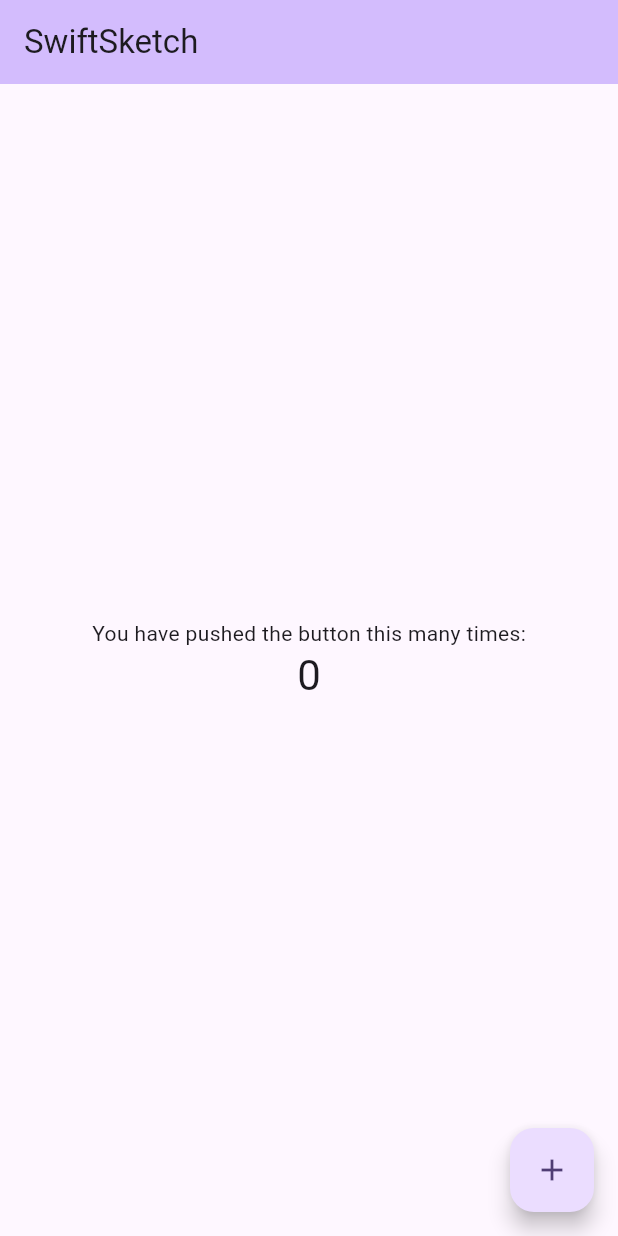
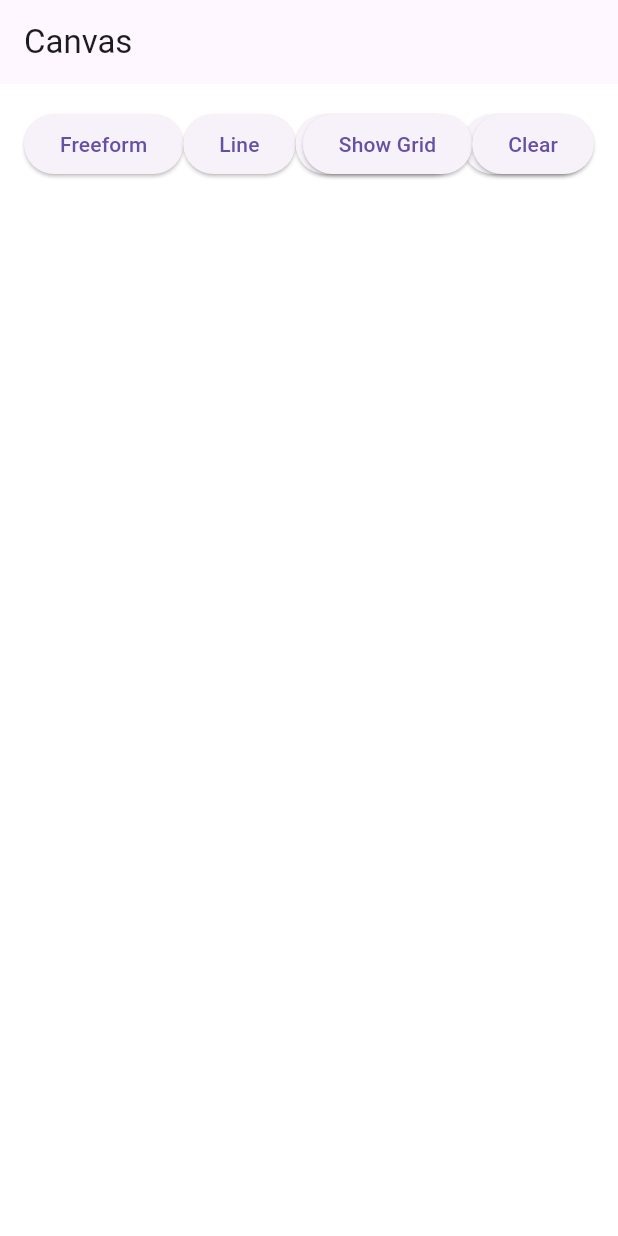
Before and after one commit to Artix67/SwiftSketch, a Flutter app: the screen it shows after launch, on a phone screen of 412 x 824 dp. Run offline on Flutter 3.47's test engine with Material 3 defaults, Android fonts, the phone set to English and light mode, and no system bars; our stand-ins replace firebase_core; accounts and stored records are empty.

Commit message:
Implemented drawing canvas as well as freeform, line, square, and circle. Grid visibility added for fun. Clear button was necessary for testing.

```diff
--- /dev/null
+++ b/lib/drawing_canvas.dart
@@ -0,0 +1,179 @@
+import 'package:flutter/material.dart';
+import 'package:swift_sketch/drawing_tools/rectangle_tool.dart';
+import '/drawing_tool.dart';
+import '/drawing_tools/freeform_tool.dart';
+import '/drawing_tools/line_tool.dart';
+import '/drawing_tools/circle_tool.dart';
+
+class DrawingPainter extends CustomPainter {
+  final List<Offset?> points;
+  final List<Offset?>? previewPoints;
+  final bool showGrid;
+
+  DrawingPainter(this.points, {required this.previewPoints, this.showGrid = false});
+
+  @override
+  void paint(Canvas canvas, Size size) {
+    final paint = Paint()
+      ..color = Colors.black
+      ..strokeCap = StrokeCap.round
+      ..strokeWidth = 4.0;
+
+    for (int i = 0; i < points.length - 1; i++) {
+      if (points[i] != null && points[i + 1] != null) {
+        canvas.drawLine(points[i]!, points[i + 1]!, paint);
+      }
+    }
+
+    // Preview Line
+    if (previewPoints != null && previewPoints!.isNotEmpty) {
+      paint.color = Colors.black; // Preview color
+
+      for (int i = 0; i < previewPoints!.length - 1; i++) {
+        if (previewPoints![i] != null && previewPoints![i + 1] != null) {
+          canvas.drawLine(previewPoints![i]!, previewPoints![i + 1]!, paint);
+        }
+      }
+    }
+
+    if (showGrid) {
+      paint
+        ..color = Colors.grey.withOpacity(0.3)
+        ..strokeWidth = 0.5;
+
+      for (double x = 0; x < size.width; x += 10) {
+        canvas.drawLine(Offset(x, 0), Offset(x, size.height), paint);
+      }
+      for (double y = 0; y < size.height; y += 10) {
+        canvas.drawLine(Offset(0, y), Offset(size.width, y), paint);
+      }
+    }
+  }
+
+  @override
+  bool shouldRepaint(DrawingPainter oldDelegate) {
+    return oldDelegate.points != points ||
+        oldDelegate.previewPoints != previewPoints ||
+        oldDelegate.showGrid != showGrid;
+  }
+}
+
+class DrawingCanvas extends StatefulWidget {
+  @override
+  _DrawingCanvasState createState() => _DrawingCanvasState();
+}
+
+class _DrawingCanvasState extends State<DrawingCanvas> {
+  final ValueNotifier<List<Offset?>> _pointsNotifier = ValueNotifier<List<Offset?>>([]);
+  final ValueNotifier<List<Offset?>> _previewPointsNotifier = ValueNotifier<List<Offset?>>([]);
+  bool _showGrid = false;
+
+  DrawingTool _selectedTool = FreeformTool(); // Default initialized tool
+
+  void _clearCanvas() {
+    _pointsNotifier.value = [];
+  }
+
+  void _toggleGrid() {
+    setState(() {
+      _showGrid = !_showGrid;
+    });
+  }
+
+  void _switchTool(DrawingTool tool) {
+    setState(() {
+      _selectedTool = tool;
+    });
+  }
+
+  @override
+  Widget build(BuildContext context) {
+    return Stack(
+      children: [
+        GestureDetector(
+          onPanStart: (details) {
+            _selectedTool.onPanStart(details.localPosition, _previewPointsNotifier.value);
+            _previewPointsNotifier.value = List.from(_previewPointsNotifier.value);
+          },
+          onPanUpdate: (details) {
+            _selectedTool.onPanUpdate(details.localPosition, _previewPointsNotifier.value);
+            _previewPointsNotifier.value = List.from(_previewPointsNotifier.value);
+          },
+          onPanEnd: (details) {
+            _selectedTool.onPanEnd(details.localPosition, _previewPointsNotifier.value);
+            // Add preview points to permanent points to make the final shape permanent
+            _pointsNotifier.value = [
+              ..._pointsNotifier.value,
+              ..._previewPointsNotifier.value,
+            ];
+            _previewPointsNotifier.value = [];
+          },
+          child: ValueListenableBuilder<List<Offset?>>(
+            valueListenable: _pointsNotifier,
+            builder: (context, points, _) {
+              return ValueListenableBuilder<List<Offset?>>(
+                valueListenable: _previewPointsNotifier,
+                builder: (context, previewPoints, _) {
+                  return Container(
+                    width: double.infinity,
+                    height: double.infinity,
+                    color: Colors.white,
+                    child: CustomPaint(
+                      painter: DrawingPainter(
+                        points,
+                        previewPoints: previewPoints,
+                        showGrid: _showGrid,
+                      ),
+                      size: Size.infinite,
+                    ),
+                  );
+                },
+              );
+            },
+          ),
+        ),
+        Positioned(
+          top: 16,
+          left: 16,
+          child: Row(
+            children: [
+              ElevatedButton(
+                onPressed: () => _switchTool(FreeformTool()),
+                child: Text("Freeform"),
+              ),
+              ElevatedButton(
+                onPressed: () => _switchTool(LineTool()),
+                child: Text("Line"),
+              ),
+              ElevatedButton(
+                onPressed: () => _switchTool(RectangleTool()),
+                child: Text("Rectangle"),
+              ),
+              ElevatedButton(
+                onPressed: () => _switchTool(CircleTool()),
+                child: Text("Circle"),
+              ),
+            ],
+          ),
+        ),
+        Positioned(
+          top: 16,
+          right: 16,
+          child: Row(
+            children: [
+              SizedBox(width: 8),
+              ElevatedButton(
+                onPressed: _toggleGrid,
+                child: Text(_showGrid ? "Hide Grid" : "Show Grid"),
+              ),
+              ElevatedButton(
+                onPressed: _clearCanvas,
+                child: Text("Clear"),
+              ),
+            ],
+          ),
+        ),
+      ],
+    );
+  }
+}
--- /dev/null
+++ b/lib/drawing_tool.dart
@@ -0,0 +1,18 @@
+import 'package:flutter/material.dart';
+
+abstract class DrawingTool {
+  // Called when the drawing gesture starts
+  void onPanStart(Offset position, List<Offset?> points);
+
+  // Called when the drawing gesture updates
+  void onPanUpdate(Offset position, List<Offset?> points);
+
+  // Called when the drawing gesture ends
+  void onPanEnd(Offset position, List<Offset?> points);
+
+  // Get the preview start point, if applicable
+  Offset? get previewStart;
+
+  // Get the preview current position, if applicable
+  Offset? get previewEnd;
+}
--- /dev/null
+++ b/lib/drawing_tools/freeform_tool.dart
@@ -0,0 +1,30 @@
+import '/drawing_tool.dart';
+import 'package:flutter/material.dart';
+
+class FreeformTool implements DrawingTool {
+  Offset? _lastPoint;
+
+  @override
+  void onPanStart(Offset position, List<Offset?> points) {
+    points.add(position);
+    _lastPoint = position;
+  }
+
+  @override
+  void onPanUpdate(Offset position, List<Offset?> points) {
+    points.add(position);
+    _lastPoint = position;
+  }
+
+  @override
+  void onPanEnd(Offset position, List<Offset?> points) {
+    points.add(null);
+    _lastPoint = null;
+  }
+
+  @override
+  Offset? get previewStart => null;
+
+  @override
+  Offset? get previewEnd => _lastPoint;
+}
--- /dev/null
+++ b/lib/drawing_tools/line_tool.dart
@@ -0,0 +1,42 @@
+import '/drawing_tool.dart';
+import 'package:flutter/material.dart';
+
+class LineTool implements DrawingTool {
+  Offset? _startPoint;
+  Offset? _currentPosition;
+
+  @override
+  void onPanStart(Offset position, List<Offset?> points) {
+    _startPoint = position;
+    _currentPosition = position;
+  }
+
+  @override
+  void onPanUpdate(Offset position, List<Offset?> points) {
+    if (_startPoint != null) {
+      _currentPosition = position;
+
+      points.clear();
+
+      points.add(_startPoint);
+      points.add(_currentPosition);
+    }
+  }
+
+  @override
+  void onPanEnd(Offset position, List<Offset?> points) {
+    if (_startPoint != null) {
+      points.add(_startPoint);
+      points.add(position);
+      points.add(null);
+    }
+    _startPoint = null;
+    _currentPosition = null;
+  }
+
+  @override
+  Offset? get previewStart => _startPoint;
+
+  @override
+  Offset? get previewEnd => _currentPosition;
+}
--- /dev/null
+++ b/lib/drawing_tools/rectangle_tool.dart
@@ -0,0 +1,48 @@
+import '/drawing_tool.dart';
+import 'package:flutter/material.dart';
+
+class RectangleTool implements DrawingTool {
+  Offset? _startPoint;
+  Offset? _currentPosition;
+
+  @override
+  void onPanStart(Offset position, List<Offset?> points) {
+    _startPoint = position;
+    _currentPosition = null;
+  }
+
+  @override
+  void onPanUpdate(Offset position, List<Offset?> points) {
+    if (_startPoint != null) {
+      _currentPosition = position;
+
+      points.clear();
+      points.add(_startPoint);
+      points.add(Offset(_currentPosition!.dx, _startPoint!.dy));
+      points.add(_currentPosition);
+      points.add(Offset(_startPoint!.dx, _currentPosition!.dy));
+      points.add(_startPoint);
+    }
+  }
+
+  @override
+  void onPanEnd(Offset position, List<Offset?> points) {
+    if (_startPoint != null && _currentPosition != null) {
+
+      points.add(_startPoint);
+      points.add(Offset(_currentPosition!.dx, _startPoint!.dy));
+      points.add(_currentPosition);
+      points.add(Offset(_startPoint!.dx, _currentPosition!.dy));
+      points.add(_startPoint);
+      points.add(null);
+    }
+    _startPoint = null;
+    _currentPosition = null;
+  }
+
+  @override
+  Offset? get previewStart => _startPoint;
+
+  @override
+  Offset? get previewEnd => _currentPosition;
+}
--- a/lib/main.dart
+++ b/lib/main.dart
@@ -1,10 +1,10 @@
 import 'package:flutter/material.dart';
-import 'package:flutter/services.dart';
 import 'package:firebase_core/firebase_core.dart';
+import 'package:swift_sketch/drawing_canvas.dart';
 
 void main() async {
   WidgetsFlutterBinding.ensureInitialized();
-  await Firebase.initializeApp();
+  //await Firebase.initializeApp();
   runApp(const MyApp());
 }
 
@@ -16,127 +16,111 @@ class MyApp extends StatelessWidget {
   Widget build(BuildContext context) {
     return MaterialApp(
       title: 'SwiftSketch',
-      theme: ThemeData(
-        // This is the theme of your application.
-        //
-        // TRY THIS: Try running your application with "flutter run". You'll see
-        // the application has a purple toolbar. Then, without quitting the app,
-        // try changing the seedColor in the colorScheme below to Colors.green
-        // and then invoke "hot reload" (save your changes or press the "hot
-        // reload" button in a Flutter-supported IDE, or press "r" if you used
-        // the command line to start the app).
-        //
-        // Notice that the counter didn't reset back to zero; the application
-        // state is not lost during the reload. To reset the state, use hot
-        // restart instead.
-        //
-        // This works for code too, not just values: Most code changes can be
-        // tested with just a hot reload.
-        colorScheme: ColorScheme.fromSeed(seedColor: Colors.deepPurple),
-        useMaterial3: true,
+      home: Scaffold(
+        appBar: AppBar(title: const Text("Canvas")),
+        body: DrawingCanvas(),
       ),
-      home: const MyHomePage(title: 'SwiftSketch'),
     );
   }
 }
 
-// Dart (Flutter) side
-class FlutterKotlinBridge {
-  static const platform = MethodChannel('com.example.app/channel');
-
-  Future<void> invokeKotlinMethod() async {
-    try {
-      await platform.invokeMethod('yourMethodName');
-    } on PlatformException catch (e) {
-      print("Failed to invoke: '${e.message}'.");
-    }
-  }
-}
-
-class MyHomePage extends StatefulWidget {
-  const MyHomePage({super.key, required this.title});
-
-  // This widget is the home page of your application. It is stateful, meaning
-  // that it has a State object (defined below) that contains fields that affect
-  // how it looks.
-
-  // This class is the configuration for the state. It holds the values (in this
-  // case the title) provided by the parent (in this case the App widget) and
-  // used by the build method of the State. Fields in a Widget subclass are
-  // always marked "final".
-
-  final String title;
-
-  @override
-  State<MyHomePage> createState() => _MyHomePageState();
-}
-
-class _MyHomePageState extends State<MyHomePage> {
-  int _counter = 0;
-
-  void _incrementCounter() {
-    setState(() {
-      // This call to setState tells the Flutter framework that something has
-      // changed in this State, which causes it to rerun the build method below
-      // so that the display can reflect the updated values. If we changed
-      // _counter without calling setState(), then the build method would not be
-      // called again, and so nothing would appear to happen.
-      _counter++;
-    });
-  }
-
-  @override
-  Widget build(BuildContext context) {
-    // This method is rerun every time setState is called, for instance as done
-    // by the _incrementCounter method above.
-    //
-    // The Flutter framework has been optimized to make rerunning build methods
-    // fast, so that you can just rebuild anything that needs updating rather
-    // than having to individually change instances of widgets.
-    return Scaffold(
-      appBar: AppBar(
-        // TRY THIS: Try changing the color here to a specific color (to
-        // Colors.amber, perhaps?) and trigger a hot reload to see the AppBar
-        // change color while the other colors stay the same.
-        backgroundColor: Theme.of(context).colorScheme.inversePrimary,
-        // Here we take the value from the MyHomePage object that was created by
-        // the App.build method, and use it to set our appbar title.
-        title: Text(widget.title),
-      ),
-      body: Center(
-        // Center is a layout widget. It takes a single child and positions it
-        // in the middle of the parent.
-        child: Column(
-          // Column is also a layout widget. It takes a list of children and
-          // arranges them vertically. By default, it sizes itself to fit its
-          // children horizontally, and tries to be as tall as its parent.
-          //
-          // Column has various properties to control how it sizes itself and
-          // how it positions its children. Here we use mainAxisAlignment to
-          // center the children vertically; the main axis here is the vertical
-          // axis because Columns are vertical (the cross axis would be
-          // horizontal).
-          //
-          // TRY THIS: Invoke "debug painting" (choose the "Toggle Debug Paint"
-          // action in the IDE, or press "p" in the console), to see the
-          // wireframe for each widget.
-          mainAxisAlignment: MainAxisAlignment.center,
-          children: <Widget>[
-            const Text(
-              'You have pushed the button this many times:',
-            ),
-            Text(
-              '$_counter',
-              style: Theme.of(context).textTheme.headlineMedium,
-            ),
-          ],
-        ),
-      ),
-      floatingActionButton: FloatingActionButton(
-        onPressed: _incrementCounter,
-        tooltip: 'Increment',
-        child: const Icon(Icons.add),
-      ), // This trailing comma makes auto-formatting nicer for build methods.
-    );
-  }
-}
+// // Dart (Flutter) side
+// class FlutterKotlinBridge {
+//   static const platform = MethodChannel('com.example.app/channel');
+//
+//   Future<void> invokeKotlinMethod() async {
+//     try {
+//       await platform.invokeMethod('yourMethodName');
+//     } on PlatformException catch (e) {
+//       print("Failed to invoke: '${e.message}'.");
+//     }
+//   }
+// }
+//
+// class MyHomePage extends StatefulWidget {
+//   const MyHomePage({super.key, required this.title});
+//
+//   // This widget is the home page of your application. It is stateful, meaning
+//   // that it has a State object (defined below) that contains fields that affect
+//   // how it looks.
+//
+//   // This class is the configuration for the state. It holds the values (in this
+//   // case the title) provided by the parent (in this case the App widget) and
+//   // used by the build method of the State. Fields in a Widget subclass are
+//   // always marked "final".
+//
+//   final String title;
+//
+//   @override
+//   State<MyHomePage> createState() => _MyHomePageState();
+// }
+//
+// class _MyHomePageState extends State<MyHomePage> {
+//   int _counter = 0;
+//
+//   void _incrementCounter() {
+//     setState(() {
+//       // This call to setState tells the Flutter framework that something has
+//       // changed in this State, which causes it to rerun the build method below
+//       // so that the display can reflect the updated values. If we changed
+//       // _counter without calling setState(), then the build method would not be
+//       // called again, and so nothing would appear to happen.
+//       _counter++;
+//     });
+//   }
+//
+//   @override
+//   Widget build(BuildContext context) {
+//     // This method is rerun every time setState is called, for instance as done
+//     // by the _incrementCounter method above.
+//     //
+//     // The Flutter framework has been optimized to make rerunning build methods
+//     // fast, so that you can just rebuild anything that needs updating rather
+//     // than having to individually change instances of widgets.
+//     return Scaffold(
+//       appBar: AppBar(
+//         // TRY THIS: Try changing the color here to a specific color (to
+//         // Colors.amber, perhaps?) and trigger a hot reload to see the AppBar
+//         // change color while the other colors stay the same.
+//         backgroundColor: Theme.of(context).colorScheme.inversePrimary,
+//         // Here we take the value from the MyHomePage object that was created by
+//         // the App.build method, and use it to set our appbar title.
+//         title: Text(widget.title),
+//       ),
+//       body: Center(
+//         // Center is a layout widget. It takes a single child and positions it
+//         // in the middle of the parent.
+//         child: Column(
+//           // Column is also a layout widget. It takes a list of children and
+//           // arranges them vertically. By default, it sizes itself to fit its
+//           // children horizontally, and tries to be as tall as its parent.
+//           //
+//           // Column has various properties to control how it sizes itself and
+//           // how it positions its children. Here we use mainAxisAlignment to
+//           // center the children vertically; the main axis here is the vertical
+//           // axis because Columns are vertical (the cross axis would be
+//           // horizontal).
+//           //
+//           // TRY THIS: Invoke "debug painting" (choose the "Toggle Debug Paint"
+//           // action in the IDE, or press "p" in the console), to see the
+//           // wireframe for each widget.
+//           mainAxisAlignment: MainAxisAlignment.center,
+//           children: <Widget>[
+//             const Text(
+//               'You have pushed the button this many times:',
+//             ),
+//             Text(
+//               '$_counter',
+//               style: Theme.of(context).textTheme.headlineMedium,
+//             ),
+//           ],
+//         ),
+//       ),
+//       floatingActionButton: FloatingActionButton(
+//         onPressed: _incrementCounter,
+//         tooltip: 'Increment',
+//         child: const Icon(Icons.add),
+//       ), // This trailing comma makes auto-formatting nicer for build methods.
+//     );
+//   }
+// }
```
Also changed, not shown: lib/drawing_tools/circle_tool.dart (added, +60 -0 lines), pubspec.yaml (+10 -68 lines), pubspec.lock, 2 other files.
